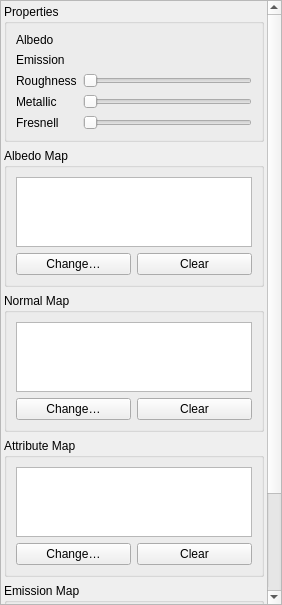
First picture: the form in MIEP/materialeditor.ui, repository ikskuh/acknext, before the edit.
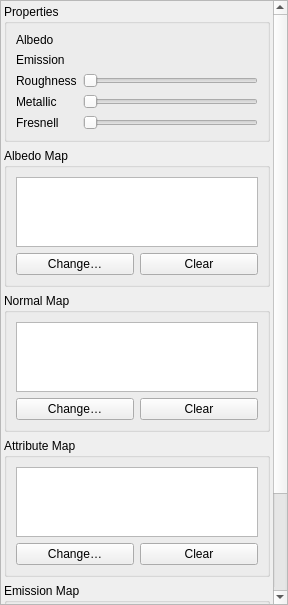
Second picture: the form after the edit. Custom widgets are drawn as their Qt base class.

```diff
--- a/MIEP/materialeditor.ui
+++ b/MIEP/materialeditor.ui
@@ -6,10 +6,16 @@
    <rect>
     <x>0</x>
     <y>0</y>
-    <width>282</width>
+    <width>288</width>
     <height>605</height>
    </rect>
   </property>
+  <property name="minimumSize">
+   <size>
+    <width>120</width>
+    <height>89</height>
+   </size>
+  </property>
   <property name="floating">
    <bool>true</bool>
   </property>
@@ -48,8 +54,8 @@
        <property name="geometry">
         <rect>
          <x>0</x>
-         <y>-159</y>
-         <width>266</width>
+         <y>0</y>
+         <width>272</width>
          <height>743</height>
         </rect>
        </property>
```
